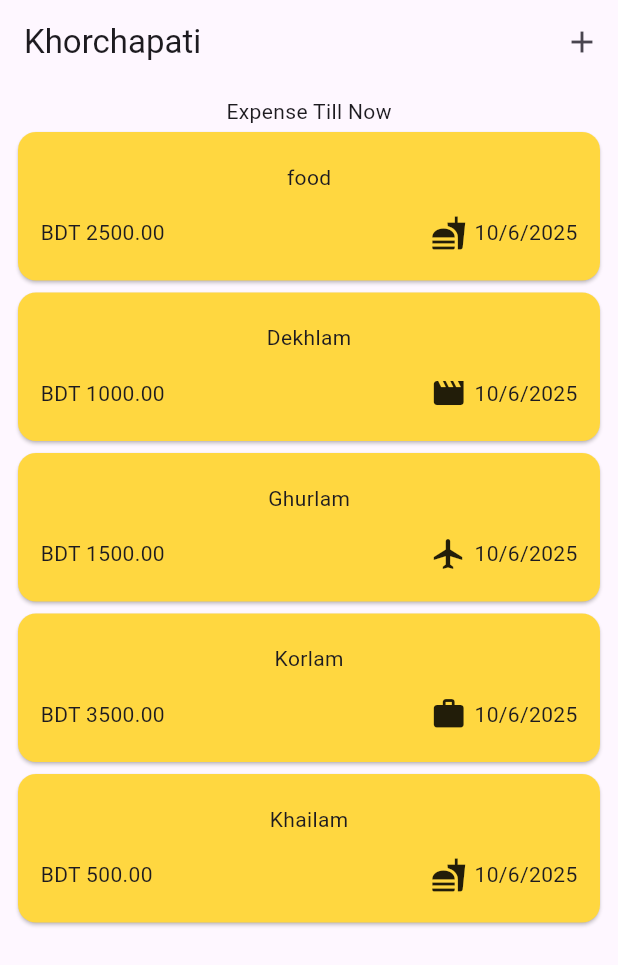
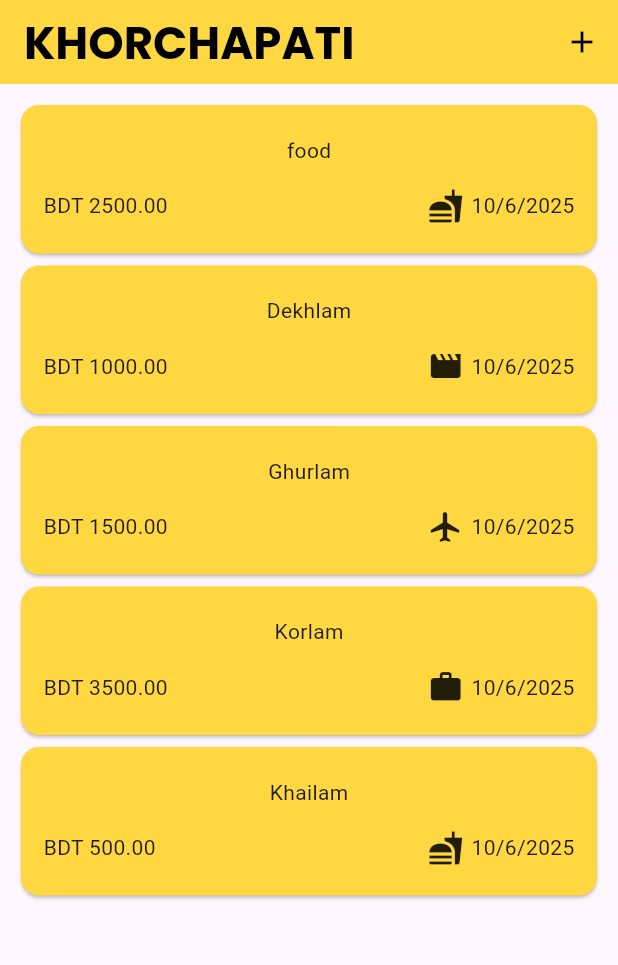
Before and after one commit to heyahammad/flutter, a Flutter app: the screen it shows after launch, on a phone screen of 412 x 824 dp. Shown: the top 965 px of the screen. Run offline on Flutter 3.47's test engine with Material 3 defaults, Android fonts, the phone set to English and light mode, and no system bars; our stand-ins replace google_fonts, material_symbols_icons, math_expressions; missing offline and left inert: color_hex.

Commit message:
Title Customize

```diff
--- a/khorchapati/lib/main.dart
+++ b/khorchapati/lib/main.dart
@@ -10,6 +10,6 @@
 
   @override
   Widget build(BuildContext context) {
-    return MaterialApp(home: Expenses());
+    return MaterialApp(debugShowCheckedModeBanner: false, home: Expenses());
   }
 }
--- a/khorchapati/lib/widgets/expenses.dart
+++ b/khorchapati/lib/widgets/expenses.dart
@@ -103,20 +103,27 @@
 
     return Scaffold(
       appBar: AppBar(
-        title: const Text('Khorchapati', textAlign: TextAlign.left),
+        title: Text(
+          'KHORCHAPATI',
+          textAlign: TextAlign.left,
+          style: GoogleFonts.poppins(
+            color: Colors.black,
+            fontWeight: FontWeight.w700,
+            fontSize: 30,
+          ),
+        ),
+        backgroundColor: Colors.amberAccent,
         centerTitle: false,
         actions: [
-          IconButton(onPressed: () => _openAddOverlay(), icon: Icon(Icons.add)),
+          IconButton(
+            onPressed: () => _openAddOverlay(),
+            icon: Icon(Icons.add, color: Colors.black),
+          ),
         ],
       ),
       body: Padding(
-        padding: const EdgeInsets.all(8.0),
-        child: Column(
-          children: [
-            Text('Expense Till Now'),
-            Expanded(child: content),
-          ],
-        ),
+        padding: const EdgeInsets.all(10.0),
+        child: Column(children: [Expanded(child: content)]),
       ),
     );
   }
```
